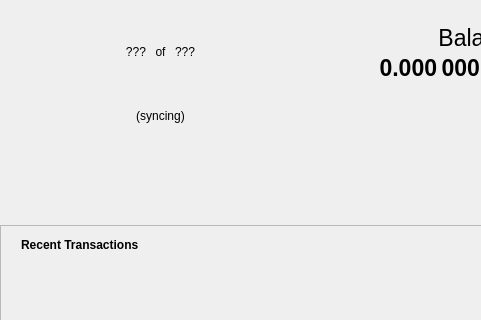
Before: the Qt Designer form src/qt/forms/overviewpage.ui in DAPSCoin/Multisig, drawn with Qt 5; both pictures show x 0 to 481 and y 140 to 460 of the 960 by 613 pixel window.
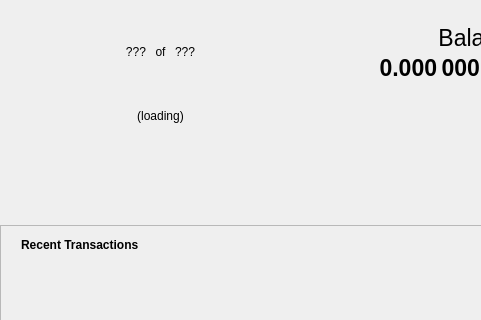
After: the same form once the commit is applied. Icons and pictures are not drawn.

Commit message: Add "(loading)" to sync circle on Overview page

Diff of the .ui file:
```diff
--- a/src/qt/forms/overviewpage.ui
+++ b/src/qt/forms/overviewpage.ui
@@ -156,7 +156,7 @@
            <item>
             <widget class="QLabel" name="labelBlockStatus">
              <property name="text">
-              <string notr="true">(syncing)</string>
+              <string notr="true">(loading)</string>
              </property>
              <property name="alignment">
               <set>Qt::AlignHCenter|Qt::AlignTop</set>
```
The commit also changes 1 other file.
